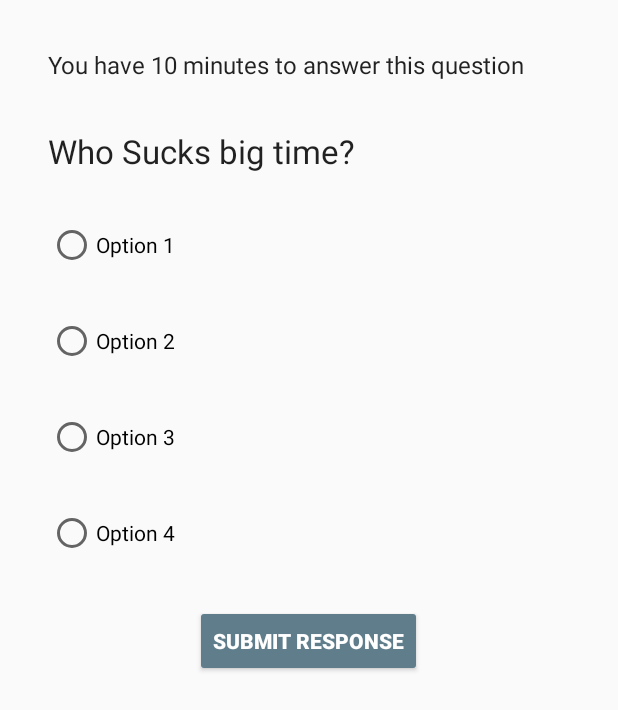
After one commit to codeaters/echelon, an Android app: the layout activity_question.xml on its own in the app's theme, with its tools: preview values and no code run, on a phone screen of 412 x 824 dp. The commit adds this screen. Shown: the top 710 px of the screen. Run offline under Robolectric (Android 15) with nearby library versions, the phone set to English and light mode, and no system bars.

Commit message:
refacto: question logic implemented

```diff
--- a/app/src/main/java/com/app/innovationweek/LoginActivity.java
+++ b/app/src/main/java/com/app/innovationweek/LoginActivity.java
@@ -188,7 +188,8 @@ public class LoginActivity extends AppCompatActivity {
                                     String uid = user.getUid();
                                     PreferenceManager.getDefaultSharedPreferences
                                             (getApplicationContext()).edit().putBoolean
-                                            ("is_logged_in", true).apply();
+                                            ("is_logged_in", true).putString("uid", user.getUid())
+                                            .apply();
                                     startActivity(new Intent(getApplicationContext(),
                                             EventsActivity.class));
                                     finish();
--- /dev/null
+++ b/app/src/main/res/layout/activity_question.xml
@@ -0,0 +1,104 @@
+<?xml version="1.0" encoding="utf-8"?>
+<ScrollView
+    xmlns:android="http://schemas.android.com/apk/res/android"
+    xmlns:tools="http://schemas.android.com/tools"
+    android:layout_width="match_parent"
+    android:layout_height="wrap_content"
+    android:padding="16dp">
+
+    <LinearLayout
+        android:layout_width="match_parent"
+        android:layout_height="match_parent"
+        android:orientation="vertical"
+        tools:context="com.app.innovationweek.QuestionActivity">
+
+        <TextView
+            android:id="@+id/text_view_timer"
+            android:layout_width="match_parent"
+            android:layout_height="wrap_content"
+            android:layout_margin="16dp"
+            android:textAppearance="?android:textAppearanceListItem"
+            tools:text="You have 10 minutes to answer this question"
+            />
+
+        <TextView
+            android:id="@+id/text_view_question_statement"
+            android:layout_width="match_parent"
+            android:layout_height="wrap_content"
+            android:layout_margin="16dp"
+            android:textAppearance="?android:textAppearanceLarge"
+            tools:text="Who Sucks big time?"/>
+
+        <ImageView
+            android:id="@+id/image_view_question_image"
+            android:layout_width="wrap_content"
+            android:layout_height="wrap_content"
+            android:layout_margin="16dp"
+            android:visibility="gone"
+            />
+
+        <RadioGroup
+            android:id="@+id/radio_group_options"
+            android:layout_width="fill_parent"
+            android:layout_height="wrap_content"
+            android:orientation="vertical">
+
+            <RadioButton
+                android:id="@+id/radio_op1"
+                android:layout_width="wrap_content"
+                android:layout_height="wrap_content"
+                android:layout_margin="16dp"
+                android:onClick="onRadioButtonOptionClicked"
+                android:textAppearance="?android:textAppearanceSmall"
+                tools:text="Option 1"/>
+
+            <RadioButton
+                android:id="@+id/radio_op2"
+                android:layout_width="wrap_content"
+                android:layout_height="wrap_content"
+                android:layout_margin="16dp"
+                android:onClick="onRadioButtonOptionClicked"
+                android:textAppearance="?android:textAppearanceSmall"
+                tools:text="Option 2"/>
+
+            <RadioButton
+                android:id="@+id/radio_op3"
+                android:layout_width="wrap_content"
+                android:layout_height="wrap_content"
+                android:layout_margin="16dp"
+                android:onClick="onRadioButtonOptionClicked"
+                android:textAppearance="?android:textAppearanceSmall"
+                tools:text="Option 3"/>
+
+            <RadioButton
+                android:id="@+id/radio_op4"
+                android:layout_width="wrap_content"
+                android:layout_height="wrap_content"
+                android:layout_margin="16dp"
+                android:onClick="onRadioButtonOptionClicked"
+                android:textAppearance="?android:textAppearanceSmall"
+                tools:text="Option 4"/>
+        </RadioGroup>
+
+        <!--Fill in the blanks -->
+        <EditText
+            android:id="@+id/edit_text_fib"
+            android:layout_width="match_parent"
+            android:layout_height="wrap_content"
+            android:layout_marginTop="16dp"
+            android:lines="1"
+            android:maxLines="1"
+            android:visibility="gone"/>
+
+        <Button
+            android:id="@+id/button_response"
+            style="@style/Widget.AppCompat.Button.Colored"
+            android:layout_width="wrap_content"
+            android:layout_height="wrap_content"
+            android:layout_gravity="center_horizontal"
+            android:layout_marginTop="16dp"
+            android:text="Submit Response"
+            android:textStyle="bold"/>
+
+    </LinearLayout>
+</ScrollView>
--- a/app/src/main/res/values/strings.xml
+++ b/app/src/main/res/values/strings.xml
@@ -20,4 +20,7 @@
     <string name="title_activity_leaderboard">LeaderboardActivity</string>
     <string name="action_settings">Settings</string>
     <string name="section_format">Hello World from section: %1$d</string>
+
+    <string name="timer_msg">You have %1$d %2$s to answer this question</string>
+    <string name="timer_expire">Time expired for thi question</string>
 </resources>
```
Also changed, not shown: app/src/main/java/com/app/innovationweek/QuestionActivity.java (+123 -44 lines), app/src/main/java/com/app/innovationweek/model/Question.java (+15 -3 lines), app/src/main/java/com/app/innovationweek/util/Utils.java (+7 -0 lines), app/src/main/res/layout/activity_question2.xml (deleted, +0 -91 lines).
